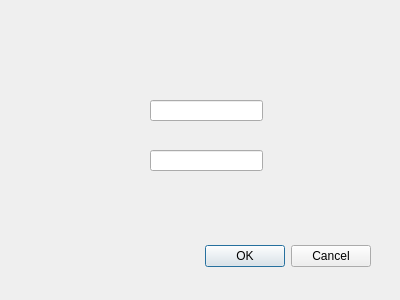
germanal2k4/PasswordLine, file dialog.ui: the form before one commit.
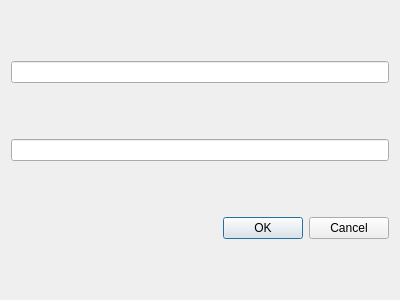
The form after the commit. Custom widgets are drawn as their Qt base class.

Commit message: Fixed regexp, fixed icon, fixed cmake, updated dialogs

```diff
--- a/dialog.ui
+++ b/dialog.ui
@@ -13,15 +13,15 @@
   <property name="windowTitle">
    <string>Dialog</string>
   </property>
+  <layout class="QVBoxLayout" name="verticalLayout">
+   <item>
+    <widget class="IconizedLineEdit" name="IconizedLineEdit_1"/>
+   </item>
+   <item>
+    <widget class="IconizedLineEdit" name="IconizedLineEdit_2"/>
+   </item>
+   <item>
   <widget class="QDialogButtonBox" name="buttonBox">
-   <property name="geometry">
-    <rect>
-     <x>30</x>
-     <y>240</y>
-     <width>341</width>
-     <height>32</height>
-    </rect>
-   </property>
    <property name="orientation">
     <enum>Qt::Horizontal</enum>
    </property>
@@ -29,26 +29,8 @@
     <set>QDialogButtonBox::Cancel|QDialogButtonBox::Ok</set>
    </property>
   </widget>
-  <widget class="IconizedLineEdit" name="IconizedLineEdit_1">
-   <property name="geometry">
-    <rect>
-     <x>150</x>
-     <y>100</y>
-     <width>113</width>
-     <height>21</height>
-    </rect>
-   </property>
-  </widget>
-  <widget class="IconizedLineEdit" name="IconizedLineEdit_2">
-   <property name="geometry">
-    <rect>
-     <x>150</x>
-     <y>150</y>
-     <width>113</width>
-     <height>21</height>
-    </rect>
-   </property>
-  </widget>
+   </item>
+  </layout>
  </widget>
  <customwidgets>
   <customwidget>
```
Lines whose indentation alone changed are shown as unchanged. The commit also changes 7 other files.
